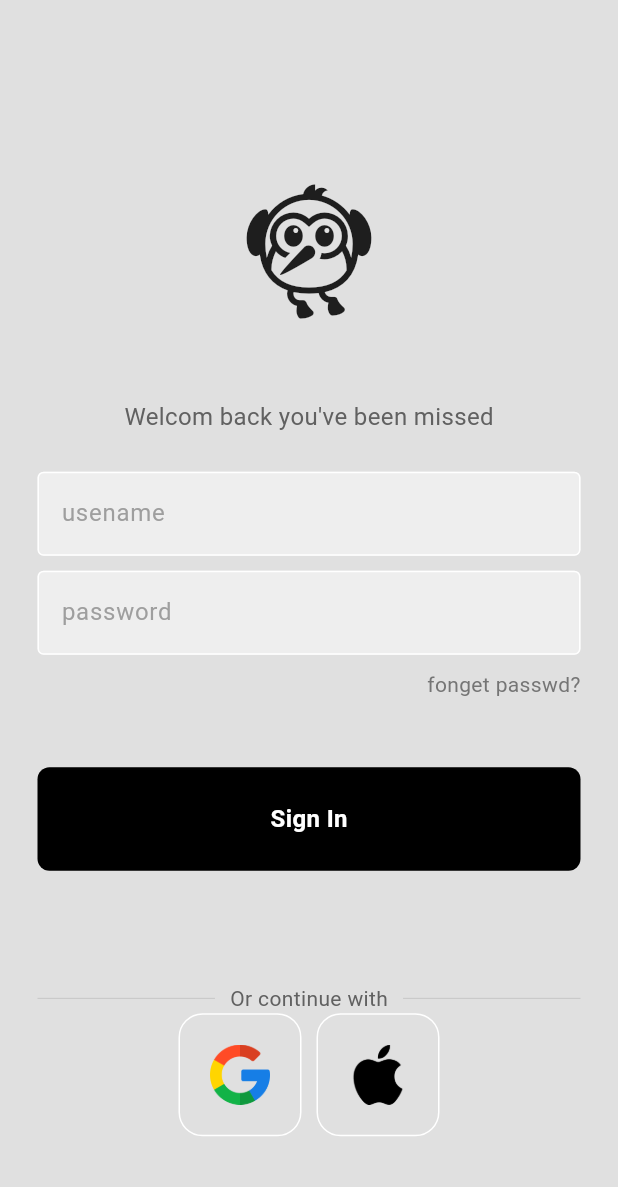
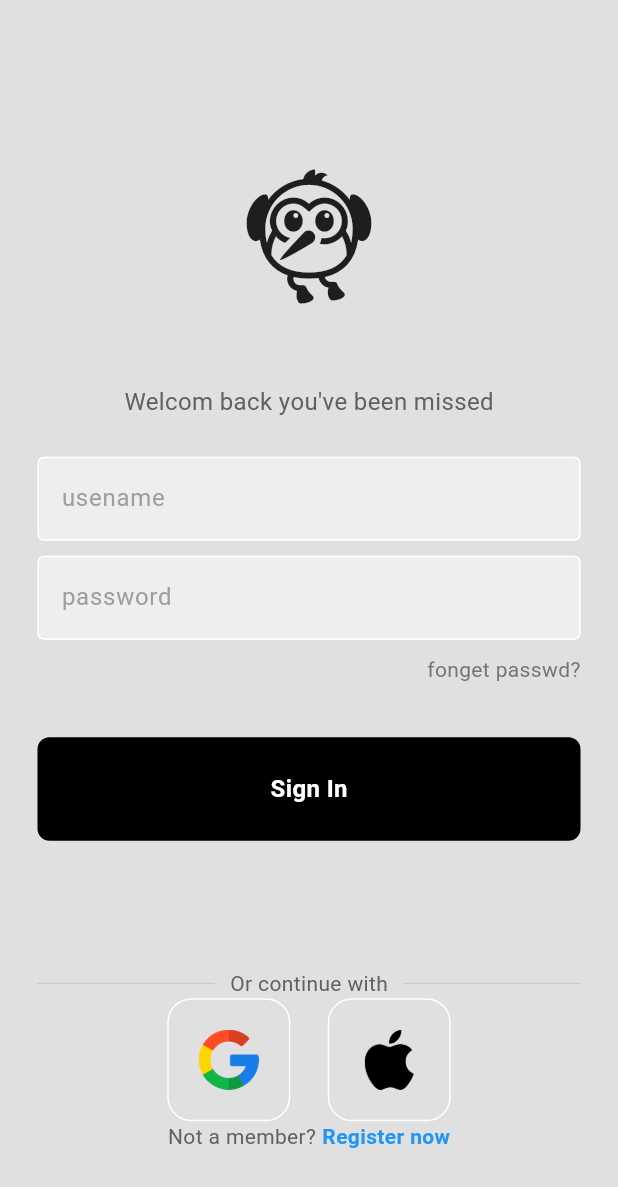
Before and after one commit to mcalisadeghi/modern_login_ui, a Flutter app: the screen it shows after launch, on a phone screen of 412 x 824 dp. Shown: the top 1187 px of the screen. Run offline on Flutter 3.47's test engine with Material 2 defaults, Android fonts, the phone set to English and light mode, and no system bars.

Commit message:
finish project

```diff
--- a/lib/pages/login_page.dart
+++ b/lib/pages/login_page.dart
@@ -78,14 +78,14 @@ class LoginPagess extends StatelessWidget {
                 ),
               ),
               const SizedBox(
-                height: 20,
+                height: 10,
               ),
               // sign in button
               MyBtn(
                 onTab: signUserIn(),
               ),
               const SizedBox(
-                height: 50,
+                height: 60,
               ),
               // or contune with
               Padding(
@@ -132,7 +132,7 @@ class LoginPagess extends StatelessWidget {
                     imagePath: 'assets/images/google.png',
                   ),
                   SizedBox(
-                    width: 10,
+                    width: 25,
                   ),
                   // apple button
                   SquareTile(
@@ -140,7 +140,31 @@ class LoginPagess extends StatelessWidget {
                   ),
                 ],
               ),
+              const SizedBox(
+                width: 25,
+              ),
               // not a membe? resister no
+              Row(
+                mainAxisAlignment: MainAxisAlignment.center,
+                children: [
+                  Text(
+                    'Not a member?',
+                    style: TextStyle(
+                      color: Colors.grey[700],
+                    ),
+                  ),
+                  const SizedBox(
+                    width: 4,
+                  ),
+                  const Text(
+                    'Register now',
+                    style: TextStyle(
+                      color: Colors.blue,
+                      fontWeight: FontWeight.bold,
+                    ),
+                  ),
+                ],
+              ),
             ],
           ),
         ),
```
